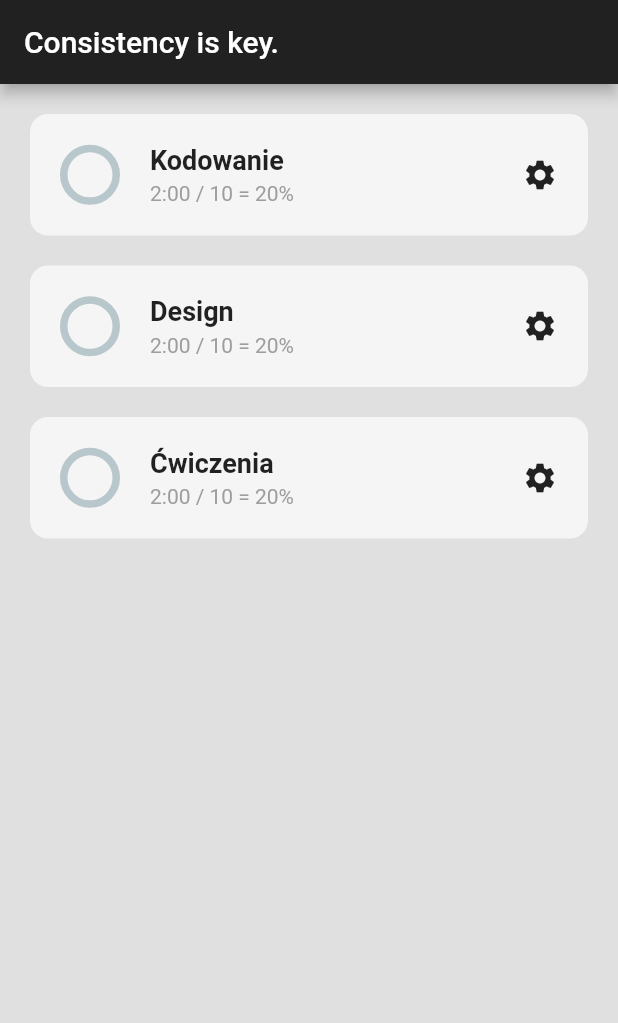
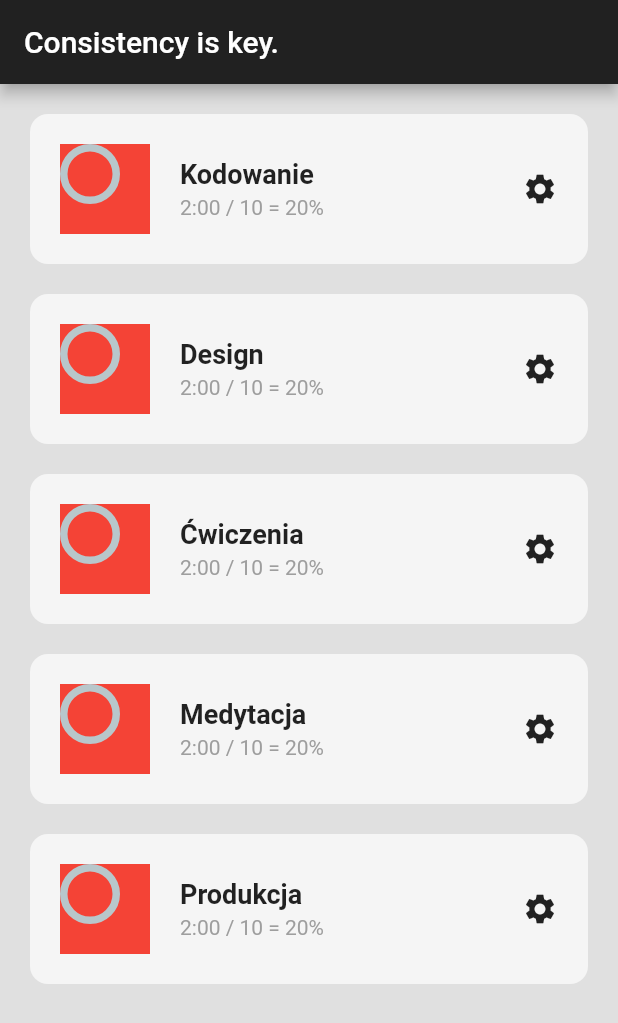
Before and after one commit to patrickkoszewski/habit_tracker_app, a Flutter app: the screen it shows after launch, on a phone screen of 412 x 824 dp. Shown: the top 1023 px of the screen. Run offline on Flutter 3.47's test engine with Material 2 defaults, Android fonts, the phone set to English and light mode, and no system bars; drawn by our look-alikes of percent_indicator.

Commit message:
Add Stack

```diff
--- a/lib/home_page.dart
+++ b/lib/home_page.dart
@@ -29,6 +29,12 @@ class _HomePageState extends State<HomePage> {
           HabitTile(
             habitName: 'Ćwiczenia',
           ),
+          HabitTile(
+            habitName: 'Medytacja',
+          ),
+          HabitTile(
+            habitName: 'Produkcja',
+          ),
         ],
       ),
     );
--- a/lib/util/habit_tile.dart
+++ b/lib/util/habit_tile.dart
@@ -27,9 +27,16 @@ class HabitTile extends StatelessWidget {
           children: [
             Row(
               children: [
-                //progress circle
-                CircularPercentIndicator(
-                  radius: 40,
+                Container(
+                  height: 60,
+                  width: 60,
+                  color: Colors.red,
+                  child: Stack(children: [
+                    //progress circle
+                    CircularPercentIndicator(
+                      radius: 40,
+                    ),
+                  ]),
                 ),
                 const SizedBox(
                   width: 20,
```
